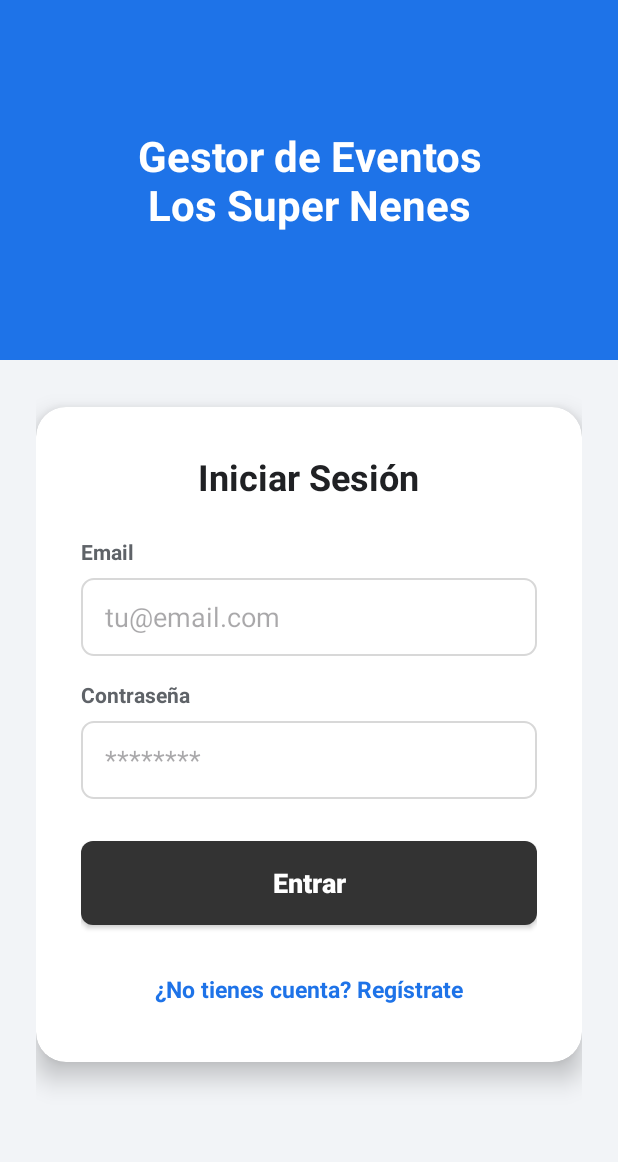
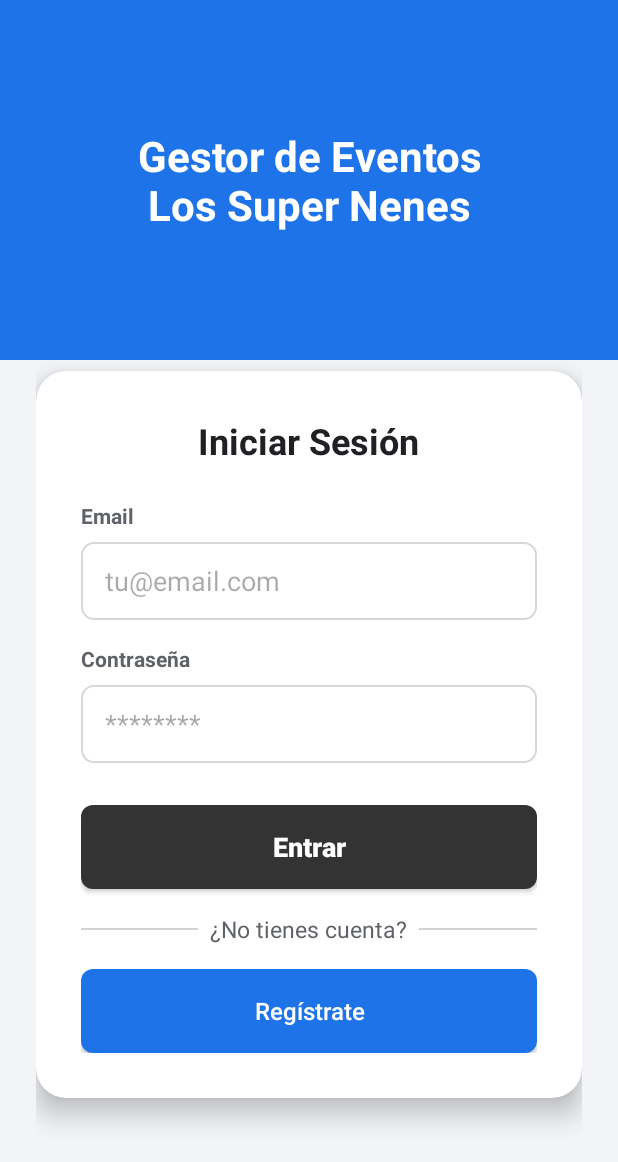
Before and after one commit to moramirete/organizadorEventosMovil, an Android app: the screen it shows after launch (MainActivity), on a phone screen of 412 x 824 dp. Shown: the top 1162 px of the screen. Run offline under Robolectric (Android 15) with nearby library versions, the phone set to English and light mode, and no system bars.

Commit message:
Mejora en el main

```diff
--- a/app/src/main/java/com/example/organizadoreventosmovil/MainActivity.kt
+++ b/app/src/main/java/com/example/organizadoreventosmovil/MainActivity.kt
@@ -15,26 +15,29 @@ class MainActivity : AppCompatActivity() {
         super.onCreate(savedInstanceState)
         setContentView(R.layout.activity_main)
 
-        val tvToggleMode = findViewById<TextView>(R.id.tvToggleMode)
+        val tvAuthPrompt = findViewById<TextView>(R.id.tvAuthPrompt)
+        val btnToggleMode = findViewById<Button>(R.id.btnToggleMode)
         val tvFormTitle = findViewById<TextView>(R.id.tvFormTitle)
         val btnAction = findViewById<Button>(R.id.btnAction)
         val groupUsername = findViewById<LinearLayout>(R.id.groupUsername)
         val groupConfirmPassword = findViewById<LinearLayout>(R.id.groupConfirmPassword)
 
-        tvToggleMode.setOnClickListener {
+        btnToggleMode.setOnClickListener {
             isLoginMode = !isLoginMode
             if (isLoginMode) {
                 // Cambiar a modo de inicio de sesión
                 tvFormTitle.text = "Iniciar Sesión"
                 btnAction.text = "Entrar"
-                tvToggleMode.text = "¿No tienes cuenta? Regístrate"
+                tvAuthPrompt.text = "¿No tienes cuenta?"
+                btnToggleMode.text = "Regístrate"
                 groupUsername.visibility = View.GONE
                 groupConfirmPassword.visibility = View.GONE
             } else {
                 // Cambiar a modo de registro
                 tvFormTitle.text = "Regístrate"
                 btnAction.text = "Registrarse"
-                tvToggleMode.text = "¿Ya tienes cuenta? Inicia Sesión"
+                tvAuthPrompt.text = "¿Ya tienes cuenta?"
+                btnToggleMode.text = "Inicia Sesión"
                 groupUsername.visibility = View.VISIBLE
                 groupConfirmPassword.visibility = View.VISIBLE
             }
--- a/app/src/main/res/layout/activity_main.xml
+++ b/app/src/main/res/layout/activity_main.xml
@@ -177,17 +177,47 @@
                         android:textSize="18sp"
                         android:layout_marginTop="12dp"/>
 
-                    <TextView
-                        android:id="@+id/tvToggleMode"
-                        android:layout_width="wrap_content"
+                    <LinearLayout
+                        android:layout_width="match_parent"
                         android:layout_height="wrap_content"
-                        android:layout_gravity="center"
-                        android:layout_marginTop="24dp"
-                        android:padding="8dp"
-                        android:text="¿No tienes cuenta? Regístrate"
-                        android:textColor="#1E73E8"
-                        android:textStyle="bold"
-                        android:textSize="15sp"/>
+                        android:orientation="horizontal"
+                        android:layout_marginTop="16dp"
+                        android:layout_marginBottom="16dp"
+                        android:gravity="center_vertical">
+
+                        <View
+                            android:layout_width="0dp"
+                            android:layout_height="1dp"
+                            android:layout_weight="1"
+                            android:background="#D3D3D3" />
+
+                        <TextView
+                            android:id="@+id/tvAuthPrompt"
+                            android:layout_width="wrap_content"
+                            android:layout_height="wrap_content"
+                            android:paddingStart="8dp"
+                            android:paddingEnd="8dp"
+                            android:text="¿No tienes cuenta?"
+                            android:textColor="#5F6368"
+                            android:textSize="15sp"/>
+
+                        <View
+                            android:layout_width="0dp"
+                            android:layout_height="1dp"
+                            android:layout_weight="1"
+                            android:background="#D3D3D3" />
+                    </LinearLayout>
+
+                    <androidx.appcompat.widget.AppCompatButton
+                        android:id="@+id/btnToggleMode"
+                        android:layout_width="match_parent"
+                        android:layout_height="56dp"
+                        android:background="@drawable/bg_button_dark"
+                        android:backgroundTint="#1E73E8"
+                        android:text="Regístrate"
+                        android:textColor="@android:color/white"
+                        android:textAllCaps="false"
+                        android:textSize="16sp"/>
 
                 </LinearLayout>
             </androidx.cardview.widget.CardView>
```
